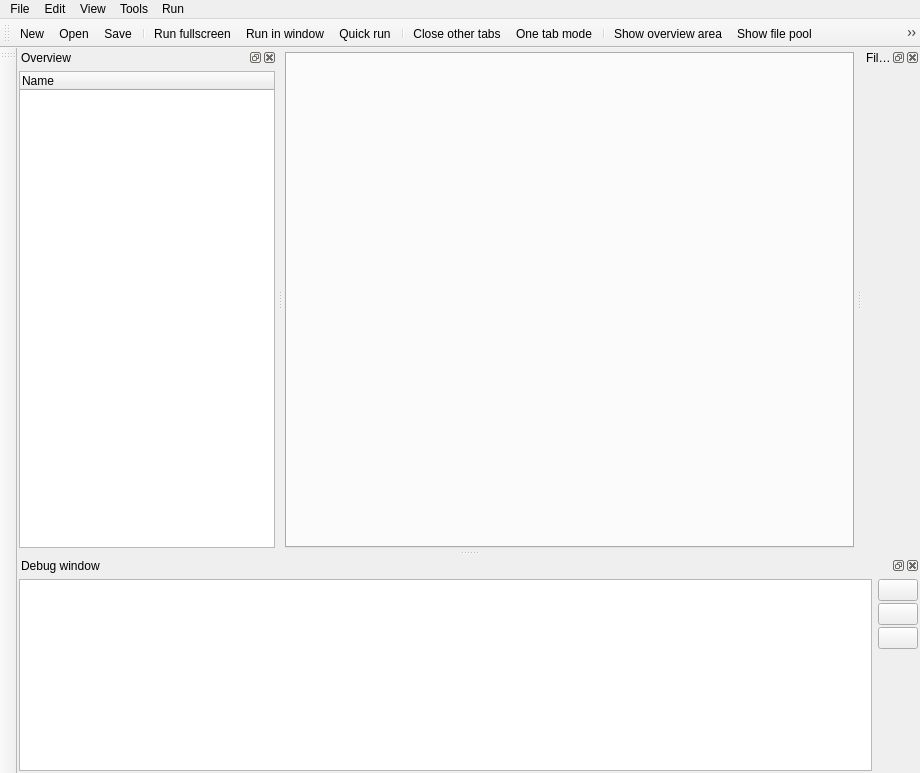
Before: the Qt Designer form resources/ui/misc/main_window.ui in open-cogsci/OpenSesame, drawn with Qt 5.
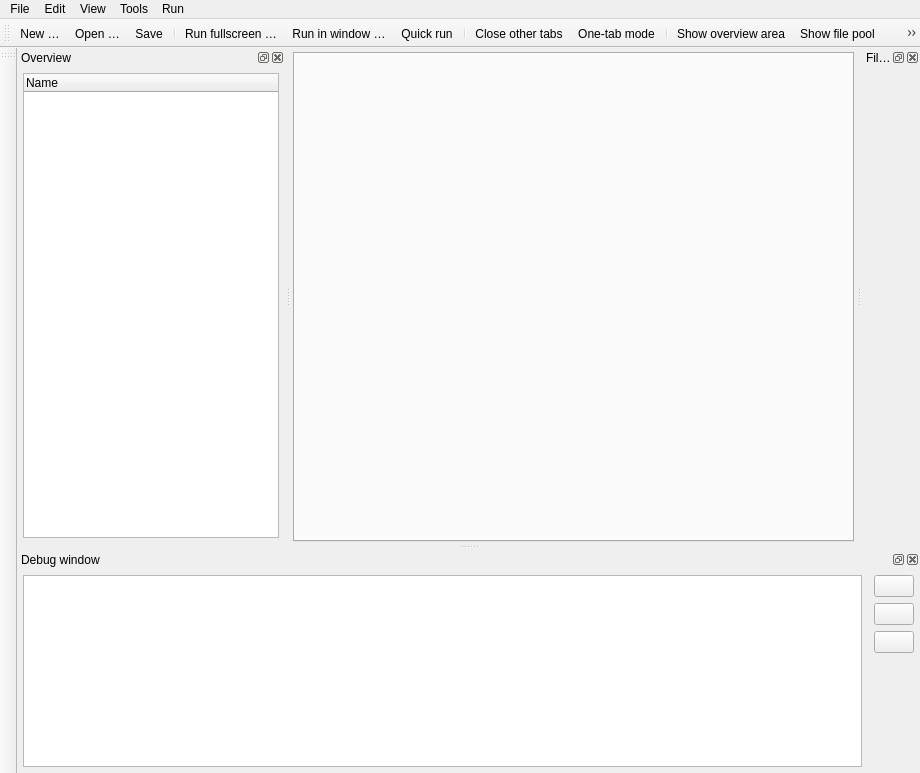
After: the same form once the commit is applied. Icons and pictures are not drawn. Custom widgets are drawn as their Qt base class.

```diff
--- a/resources/ui/misc/main_window.ui
+++ b/resources/ui/misc/main_window.ui
@@ -137,7 +137,7 @@
    <property name="minimumSize">
     <size>
      <width>200</width>
-     <height>121</height>
+     <height>124</height>
     </size>
    </property>
    <property name="features">
@@ -152,19 +152,10 @@
    <widget class="QWidget" name="dock_widget_overview">
     <layout class="QVBoxLayout" name="verticalLayout">
      <property name="spacing">
-      <number>4</number>
+      <number>0</number>
      </property>
-     <property name="leftMargin">
-      <number>2</number>
-     </property>
-     <property name="topMargin">
-      <number>4</number>
-     </property>
-     <property name="rightMargin">
-      <number>2</number>
-     </property>
-     <property name="bottomMargin">
-      <number>2</number>
+     <property name="margin">
+      <number>6</number>
      </property>
      <item>
       <widget class="tree_overview" name="itemtree">
@@ -200,19 +191,10 @@
    <widget class="QWidget" name="dock_pool_widget">
     <layout class="QVBoxLayout" name="verticalLayout_3">
      <property name="spacing">
-      <number>4</number>
+      <number>0</number>
      </property>
-     <property name="leftMargin">
-      <number>2</number>
-     </property>
-     <property name="topMargin">
-      <number>4</number>
-     </property>
-     <property name="rightMargin">
-      <number>2</number>
-     </property>
-     <property name="bottomMargin">
-      <number>2</number>
+     <property name="margin">
+      <number>0</number>
      </property>
     </layout>
    </widget>
@@ -230,25 +212,19 @@
    <widget class="QWidget" name="dockWidgetContents_3">
     <layout class="QVBoxLayout" name="verticalLayout_4">
      <property name="spacing">
-      <number>4</number>
+      <number>0</number>
      </property>
-     <property name="leftMargin">
-      <number>2</number>
-     </property>
-     <property name="topMargin">
-      <number>4</number>
-     </property>
-     <property name="rightMargin">
-      <number>2</number>
-     </property>
-     <property name="bottomMargin">
-      <number>2</number>
+     <property name="margin">
+      <number>0</number>
      </property>
      <item>
       <widget class="QWidget" name="widget_5" native="true">
        <layout class="QHBoxLayout" name="horizontalLayout_6">
+        <property name="spacing">
+         <number>12</number>
+        </property>
         <property name="margin">
-         <number>0</number>
+         <number>6</number>
         </property>
         <item>
          <widget class="console" name="console">
@@ -261,7 +237,7 @@
          <widget class="QWidget" name="widget_3" native="true">
           <layout class="QVBoxLayout" name="verticalLayout_5">
            <property name="spacing">
-            <number>2</number>
+            <number>6</number>
            </property>
            <property name="margin">
             <number>0</number>
@@ -378,7 +354,7 @@
      <normaloff>:/icons/open_large.png</normaloff>:/icons/open_large.png</iconset>
    </property>
    <property name="text">
-    <string>Open</string>
+    <string>Open …</string>
    </property>
    <property name="toolTip">
     <string>Open an experiment</string>
@@ -408,7 +384,7 @@
      <normaloff>:/icons/saveas_large.png</normaloff>:/icons/saveas_large.png</iconset>
    </property>
    <property name="text">
-    <string>Save as</string>
+    <string>Save as …</string>
    </property>
    <property name="toolTip">
     <string>Save an experiment under another name</string>
@@ -431,7 +407,7 @@
   </action>
   <action name="action_run">
    <property name="text">
-    <string>Run fullscreen</string>
+    <string>Run fullscreen …</string>
    </property>
    <property name="toolTip">
     <string>Run experiment in fullscreen</string>
@@ -446,7 +422,7 @@
      <normaloff>:/icons/new_large.png</normaloff>:/icons/new_large.png</iconset>
    </property>
    <property name="text">
-    <string>New</string>
+    <string>New …</string>
    </property>
    <property name="toolTip">
     <string>Start a new experiment</string>
@@ -484,7 +460,7 @@
   </action>
   <action name="action_run_in_window">
    <property name="text">
-    <string>Run in window</string>
+    <string>Run in window …</string>
    </property>
    <property name="toolTip">
     <string>Run experiment in window</string>
@@ -568,7 +544,7 @@
      <normaloff>:/icons/onetabmode_large.png</normaloff>:/icons/onetabmode_large.png</iconset>
    </property>
    <property name="text">
-    <string>One tab mode</string>
+    <string>One-tab mode</string>
    </property>
    <property name="toolTip">
     <string>Enable one tab mode</string>
```
